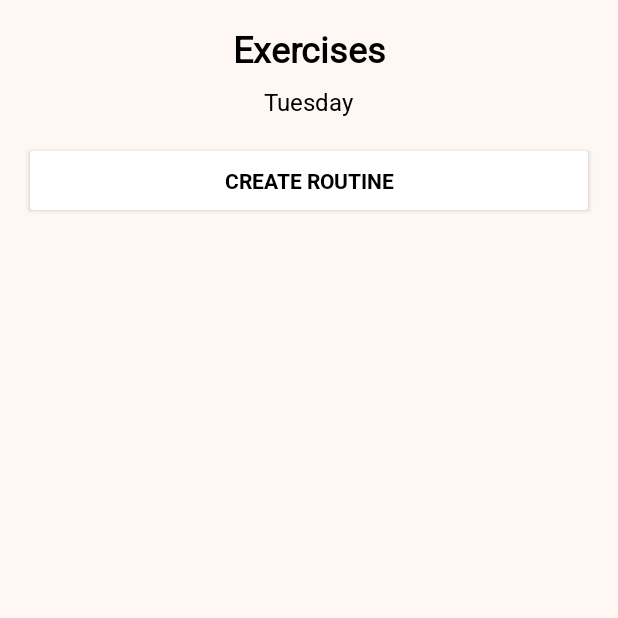
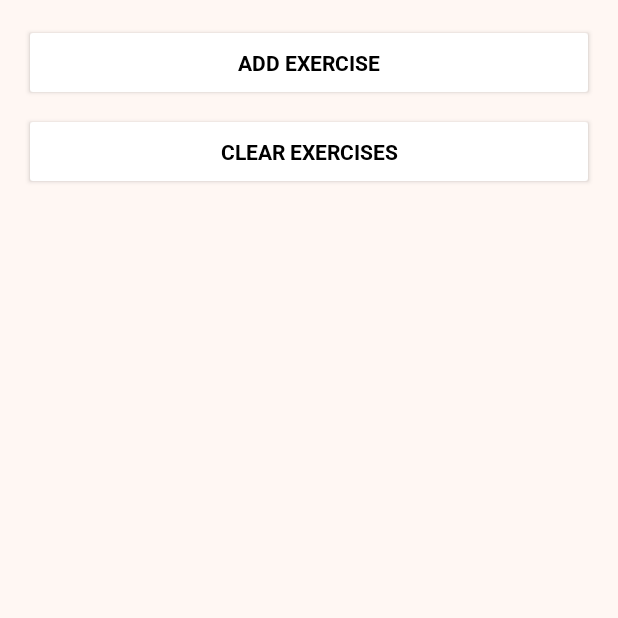
Before and after one commit to RLowry2/Calorie-Counter, an Android app: the ExercisesActivity screen opened directly, with no data from a screen before it, on a phone screen of 412 x 824 dp, the top half of it. Run offline under Robolectric (Android 15) with nearby library versions, the phone set to English and light mode, and no system bars.

Commit message:
updated file names

```diff
--- a/app/src/main/AndroidManifest.xml
+++ b/app/src/main/AndroidManifest.xml
@@ -44,7 +44,7 @@
             android:name=".ExercisesActivity"
             android:exported="true">
         </activity>
-        <activity android:name=".CreateRoutineActivity"
+        <activity android:name=".ExerciseNames"
             android:exported="true">
         </activity>
 
--- a/app/src/main/java/com/example/caloriecounter/ExerciseAdapter.java
+++ b/app/src/main/java/com/example/caloriecounter/ExerciseAdapter.java
@@ -1,5 +1,6 @@
 package com.example.caloriecounter;
 
+import android.util.Log;
 import android.view.LayoutInflater;
 import android.view.View;
 import android.view.ViewGroup;
@@ -30,6 +31,7 @@ public class ExerciseAdapter extends RecyclerView.Adapter<ExerciseAdapter.Exerci
     @Override
     public void onBindViewHolder(@NonNull ExerciseViewHolder holder, int position) {
         ExerciseEntry exercise = exercises.get(position);
+        Log.d("AdapterDebug", "Binding exercise: " + exercise.getName());
         holder.exerciseTitle.setText(exercise.getName());
         holder.setsAndReps.setText(exercise.getSets() + " sets of " + exercise.getReps() + " reps");
 
--- a/app/src/main/res/layout/activity_exercises.xml
+++ b/app/src/main/res/layout/activity_exercises.xml
@@ -1,52 +1,27 @@
-<?xml version="1.0" encoding="utf-8"?>
-<FrameLayout xmlns:android="http://schemas.android.com/apk/res/android"
+<LinearLayout
+    xmlns:android="http://schemas.android.com/apk/res/android"
     android:layout_width="match_parent"
     android:layout_height="match_parent"
+    android:orientation="vertical"
     android:padding="16dp">
 
-    <!-- Main Content in a LinearLayout -->
-    <LinearLayout
+    <Button
+        android:id="@+id/addExerciseButton"
         android:layout_width="match_parent"
-        android:layout_height="match_parent"
-        android:orientation="vertical">
+        android:layout_height="wrap_content"
+        android:text="Add Exercise" />
 
-        <!-- Title -->
-        <TextView
-            android:id="@+id/pageTitle"
-            android:layout_width="wrap_content"
-            android:layout_height="wrap_content"
-            android:text="Exercises"
-            android:textSize="24sp"
-            android:textStyle="bold"
-            android:gravity="center"
-            android:layout_gravity="center_horizontal"
-            android:layout_marginBottom="8dp" />
+    <Button
+        android:id="@+id/clearExercisesButton"
+        android:layout_width="match_parent"
+        android:layout_height="wrap_content"
+        android:text="Clear Exercises"
+        android:layout_marginTop="8dp" />
 
-        <!-- Current Date -->
-        <TextView
-            android:id="@+id/currentDate"
-            android:layout_width="wrap_content"
-            android:layout_height="wrap_content"
-            android:text="May 12, 2025"
-            android:textSize="16sp"
-            android:gravity="center"
-            android:layout_gravity="center_horizontal"
-            android:layout_marginBottom="16dp" />
+    <androidx.recyclerview.widget.RecyclerView
+        android:id="@+id/exerciseRecyclerView"
+        android:layout_width="match_parent"
+        android:layout_height="0dp"
+        android:layout_weight="1" />
 
-        <!-- Button to Create a Routine -->
-        <Button
-            android:id="@+id/createRoutineButton"
-            android:layout_width="match_parent"
-            android:layout_height="wrap_content"
-            android:text="Create Routine"
-            android:layout_marginBottom="16dp" />
-
-        <!-- RecyclerView to Display Exercises -->
-        <androidx.recyclerview.widget.RecyclerView
-            android:id="@+id/exerciseRecyclerView"
-            android:layout_width="match_parent"
-            android:layout_height="0dp"
-            android:layout_weight="1"
-            android:contentDescription="List of exercises" />
-    </LinearLayout>
-</FrameLayout>
+</LinearLayout>
```
Also changed, not shown: app/src/main/java/com/example/caloriecounter/CreateRoutineActivity.java (deleted, +0 -51 lines), app/src/main/java/com/example/caloriecounter/ExerciseNames.java (added, +85 -0 lines), app/src/main/java/com/example/caloriecounter/ExercisesActivity.java (+110 -11 lines), app/src/main/java/com/example/caloriecounter/FoodDatabaseHelper.java (+34 -9 lines), app/src/main/java/com/example/caloriecounter/RoutineDayFragment.java (+16 -4 lines), app/src/main/res/layout/item_exercise.xml (+6 -11 lines), app/src/main/res/layout/activity_exercise_names.xml (renamed from app/src/main/res/layout/activity_create_routine.xml).
